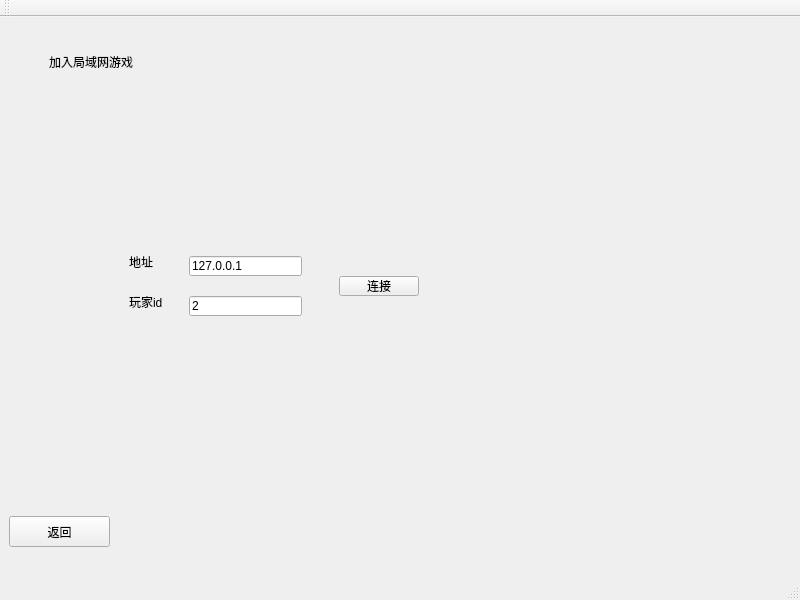
Above: qt/Z2/mainwindow.ui from Ezrnest/Z2 before the change. Below: the same form after it.
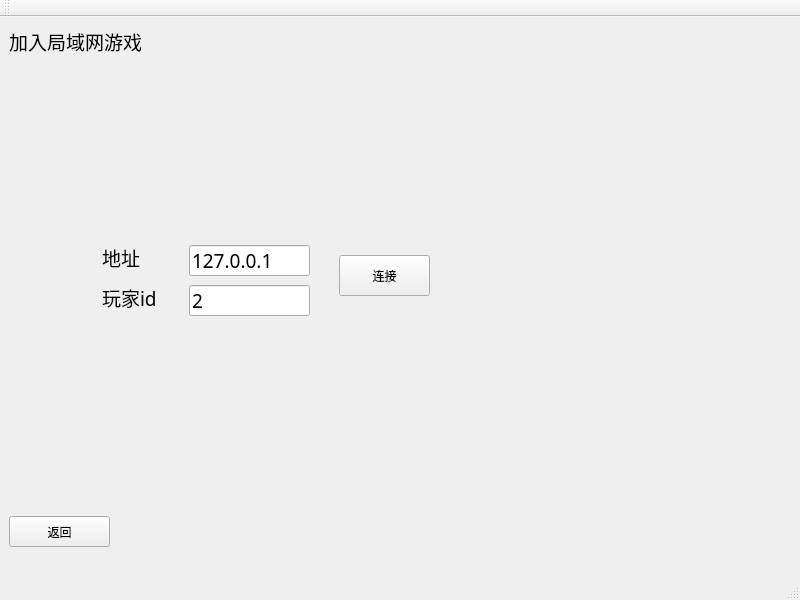
That is the form after the change. The open tabs and pages were chosen to show the change.

What changed in the file:
```diff
--- a/qt/Z2/mainwindow.ui
+++ b/qt/Z2/mainwindow.ui
@@ -345,9 +345,9 @@
       <property name="geometry">
        <rect>
         <x>330</x>
-        <y>250</y>
-        <width>80</width>
-        <height>20</height>
+        <y>229</y>
+        <width>91</width>
+        <height>41</height>
        </rect>
       </property>
       <property name="text">
@@ -358,11 +358,17 @@
       <property name="geometry">
        <rect>
         <x>180</x>
-        <y>230</y>
-        <width>113</width>
-        <height>20</height>
+        <y>219</y>
+        <width>121</width>
+        <height>31</height>
        </rect>
       </property>
+      <property name="font">
+       <font>
+        <family>微软雅黑</family>
+        <pointsize>14</pointsize>
+       </font>
+      </property>
       <property name="text">
        <string>127.0.0.1</string>
       </property>
@@ -370,12 +376,18 @@
      <widget class="QLabel" name="label_5">
       <property name="geometry">
        <rect>
-        <x>120</x>
-        <y>230</y>
-        <width>54</width>
-        <height>12</height>
+        <x>93</x>
+        <y>221</y>
+        <width>81</width>
+        <height>21</height>
        </rect>
       </property>
+      <property name="font">
+       <font>
+        <family>微软雅黑</family>
+        <pointsize>14</pointsize>
+       </font>
+      </property>
       <property name="text">
        <string>地址</string>
       </property>
@@ -383,12 +395,18 @@
      <widget class="QLabel" name="label_6">
       <property name="geometry">
        <rect>
-        <x>40</x>
-        <y>20</y>
-        <width>161</width>
+        <x>0</x>
+        <y>0</y>
+        <width>191</width>
         <height>31</height>
        </rect>
       </property>
+      <property name="font">
+       <font>
+        <family>微软雅黑</family>
+        <pointsize>14</pointsize>
+       </font>
+      </property>
       <property name="text">
        <string>加入局域网游戏</string>
       </property>
@@ -397,11 +415,17 @@
       <property name="geometry">
        <rect>
         <x>180</x>
-        <y>270</y>
-        <width>113</width>
-        <height>20</height>
+        <y>259</y>
+        <width>121</width>
+        <height>31</height>
        </rect>
       </property>
+      <property name="font">
+       <font>
+        <family>微软雅黑</family>
+        <pointsize>14</pointsize>
+       </font>
+      </property>
       <property name="text">
        <string>2</string>
       </property>
@@ -409,12 +433,18 @@
      <widget class="QLabel" name="label_7">
       <property name="geometry">
        <rect>
-        <x>120</x>
-        <y>270</y>
-        <width>54</width>
-        <height>12</height>
+        <x>93</x>
+        <y>261</y>
+        <width>81</width>
+        <height>21</height>
        </rect>
       </property>
+      <property name="font">
+       <font>
+        <family>微软雅黑</family>
+        <pointsize>14</pointsize>
+       </font>
+      </property>
       <property name="text">
        <string>玩家id</string>
       </property>
```
Left out of the diff: 63 changed lines with no effect on the pictures.
